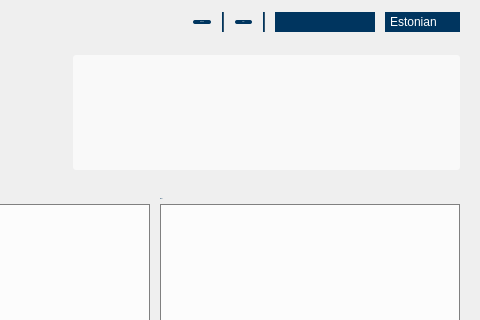
The window that qdigidoc/trunk/crypto/ui/MainWindow.ui (tixsys/esteid) describes before a commit, drawn with Qt 5; both pictures show x 170 to 650 and y 0 to 320 of the 650 by 540 pixel window.
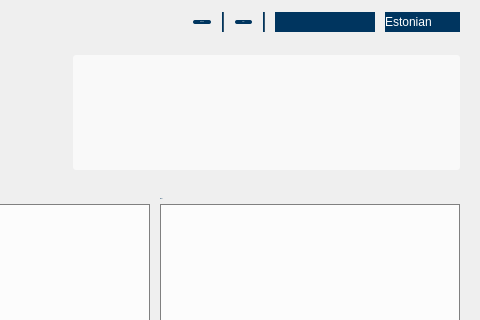
The same window after the commit. The open tabs and pages were chosen to show the change. Icons and pictures are not drawn. Custom widgets are drawn as their Qt base class.

Commit message: qdigidoc: Possible language combobox fix

Diff of the .ui file:
```diff
--- a/qdigidoc/trunk/crypto/ui/MainWindow.ui
+++ b/qdigidoc/trunk/crypto/ui/MainWindow.ui
@@ -80,6 +80,7 @@
 {
 background-color: #00355F;
 border: 0px;
+margin-right: 0px;
 color: white;
 }
 
```
Left out of the diff: 4 changed lines with no effect on the pictures. The commit also changes 1 other file.
